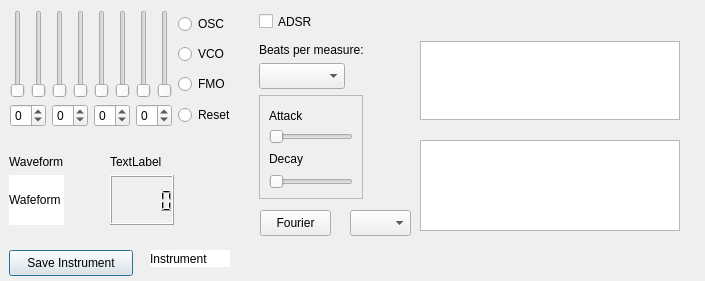
Above: OceanGUI/spectrum_dialog_class.ui from uglasmeyer/ocean before the change. Below: the same form after it.
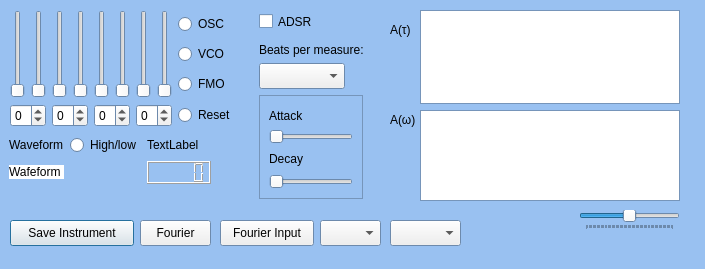
That is the form after the change.

```diff
--- a/OceanGUI/spectrum_dialog_class.ui
+++ b/OceanGUI/spectrum_dialog_class.ui
@@ -7,7 +7,7 @@
     <x>0</x>
     <y>0</y>
     <width>705</width>
-    <height>281</height>
+    <height>269</height>
    </rect>
   </property>
   <property name="sizePolicy">
@@ -16,14 +16,87 @@
     <verstretch>0</verstretch>
    </sizepolicy>
   </property>
+  <property name="palette">
+   <palette>
+    <active>
+     <colorrole role="Light">
+      <brush brushstyle="SolidPattern">
+       <color alpha="255">
+        <red>254</red>
+        <green>254</green>
+        <blue>253</blue>
+       </color>
+      </brush>
+     </colorrole>
+     <colorrole role="Window">
+      <brush brushstyle="SolidPattern">
+       <color alpha="255">
+        <red>153</red>
+        <green>193</green>
+        <blue>241</blue>
+       </color>
+      </brush>
+     </colorrole>
+    </active>
+    <inactive>
+     <colorrole role="Light">
+      <brush brushstyle="SolidPattern">
+       <color alpha="255">
+        <red>254</red>
+        <green>254</green>
+        <blue>253</blue>
+       </color>
+      </brush>
+     </colorrole>
+     <colorrole role="Window">
+      <brush brushstyle="SolidPattern">
+       <color alpha="255">
+        <red>153</red>
+        <green>193</green>
+        <blue>241</blue>
+       </color>
+      </brush>
+     </colorrole>
+    </inactive>
+    <disabled>
+     <colorrole role="Light">
+      <brush brushstyle="SolidPattern">
+       <color alpha="255">
+        <red>254</red>
+        <green>254</green>
+        <blue>253</blue>
+       </color>
+      </brush>
+     </colorrole>
+     <colorrole role="Base">
+      <brush brushstyle="SolidPattern">
+       <color alpha="255">
+        <red>153</red>
+        <green>193</green>
+        <blue>241</blue>
+       </color>
+      </brush>
+     </colorrole>
+     <colorrole role="Window">
+      <brush brushstyle="SolidPattern">
+       <color alpha="255">
+        <red>153</red>
+        <green>193</green>
+        <blue>241</blue>
+       </color>
+      </brush>
+     </colorrole>
+    </disabled>
+   </palette>
+  </property>
   <property name="windowTitle">
    <string>Spectrum</string>
   </property>
   <widget class="QPushButton" name="pB_save_spectrum">
    <property name="geometry">
     <rect>
-     <x>9</x>
-     <y>250</y>
+     <x>10</x>
+     <y>220</y>
      <width>124</width>
      <height>26</height>
     </rect>
@@ -32,30 +105,13 @@
     <string>Save Instrument</string>
    </property>
   </widget>
-  <widget class="QLabel" name="lbl_instrument">
-   <property name="geometry">
-    <rect>
-     <x>150</x>
-     <y>250</y>
-     <width>80</width>
-     <height>17</height>
-    </rect>
-   </property>
-   <property name="styleSheet">
-    <string notr="true">background-color: rgb(255, 255, 255);
-font: 700 11pt &quot;Ubuntu&quot;;</string>
-   </property>
-   <property name="text">
-    <string>Instrument</string>
-   </property>
-  </widget>
   <widget class="QWidget" name="layoutWidget">
    <property name="geometry">
     <rect>
      <x>9</x>
-     <y>150</y>
-     <width>192</width>
-     <height>99</height>
+     <y>130</y>
+     <width>262</width>
+     <height>71</height>
     </rect>
    </property>
    <layout class="QGridLayout" name="gridLayout_2">
@@ -67,6 +123,12 @@
     </property>
     <item row="3" column="0">
      <widget class="QLabel" name="lbl_waveform">
+      <property name="sizePolicy">
+       <sizepolicy hsizetype="Preferred" vsizetype="Fixed">
+        <horstretch>0</horstretch>
+        <verstretch>0</verstretch>
+       </sizepolicy>
+      </property>
       <property name="palette">
        <palette>
         <active>
@@ -518,6 +580,23 @@
       </property>
      </widget>
     </item>
+    <item row="2" column="2">
+     <widget class="QLabel" name="lbl_spectrumDisplay">
+      <property name="text">
+       <string>TextLabel</string>
+      </property>
+     </widget>
+    </item>
+    <item row="2" column="0">
+     <widget class="QLabel" name="lbl_waveform_txt">
+      <property name="styleSheet">
+       <string notr="true">font: 600 11pt &quot;Ubuntu Sans&quot;;</string>
+      </property>
+      <property name="text">
+       <string>Waveform</string>
+      </property>
+     </widget>
+    </item>
     <item row="0" column="1">
      <spacer name="verticalSpacer">
       <property name="orientation">
@@ -534,42 +613,47 @@
       </property>
      </spacer>
     </item>
-    <item row="2" column="0">
-     <widget class="QLabel" name="lbl_waveform_txt">
-      <property name="styleSheet">
-       <string notr="true">font: 600 11pt &quot;Ubuntu Sans&quot;;</string>
-      </property>
-      <property name="text">
-       <string>Waveform</string>
-      </property>
-     </widget>
-    </item>
     <item row="3" column="2">
      <widget class="QLCDNumber" name="lcd_spectrumDisplay">
       <property name="sizePolicy">
-       <sizepolicy hsizetype="Minimum" vsizetype="Maximum">
+       <sizepolicy hsizetype="Minimum" vsizetype="Fixed">
         <horstretch>0</horstretch>
         <verstretch>0</verstretch>
        </sizepolicy>
       </property>
-      <property name="minimumSize">
-       <size>
-        <width>0</width>
-        <height>50</height>
-       </size>
-      </property>
       <property name="sizeIncrement">
        <size>
         <width>0</width>
         <height>0</height>
        </size>
       </property>
+      <property name="font">
+       <font>
+        <bold>true</bold>
+       </font>
+      </property>
+      <property name="styleSheet">
+       <string notr="true">gridline-color: rgb(0, 0, 0);</string>
+      </property>
      </widget>
     </item>
-    <item row="2" column="2">
-     <widget class="QLabel" name="lbl_spectrumDisplay">
+    <item row="4" column="0">
+     <spacer name="verticalSpacer_2">
+      <property name="orientation">
+       <enum>Qt::Orientation::Vertical</enum>
+      </property>
+      <property name="sizeHint" stdset="0">
+       <size>
+        <width>20</width>
+        <height>40</height>
+       </size>
+      </property>
+     </spacer>
+    </item>
+    <item row="2" column="1">
+     <widget class="QRadioButton" name="rb_high_low">
       <property name="text">
-       <string>TextLabel</string>
+       <string>High/low</string>
       </property>
      </widget>
     </item>
@@ -645,7 +729,7 @@
     <item row="0" column="5">
      <layout class="QHBoxLayout" name="horizontalLayout_5">
       <item>
-       <widget class="QSlider" name="fS_7">
+       <widget class="QSlider" name="fS_4">
         <property name="minimum">
          <number>0</number>
         </property>
@@ -658,7 +742,7 @@
        </widget>
       </item>
       <item>
-       <widget class="QSlider" name="vS_8">
+       <widget class="QSlider" name="vS_4">
         <property name="maximum">
          <number>100</number>
         </property>
@@ -679,7 +763,7 @@
     <item row="0" column="1">
      <layout class="QHBoxLayout" name="horizontalLayout_3">
       <item>
-       <widget class="QSlider" name="fS_3">
+       <widget class="QSlider" name="fS_2">
         <property name="minimum">
          <number>0</number>
         </property>
@@ -692,7 +776,7 @@
        </widget>
       </item>
       <item>
-       <widget class="QSlider" name="vS_4">
+       <widget class="QSlider" name="vS_2">
         <property name="maximum">
          <number>100</number>
         </property>
@@ -706,7 +790,7 @@
     <item row="0" column="4">
      <layout class="QHBoxLayout" name="horizontalLayout_4">
       <item>
-       <widget class="QSlider" name="fS_5">
+       <widget class="QSlider" name="fS_3">
         <property name="minimum">
          <number>0</number>
         </property>
@@ -719,7 +803,7 @@
        </widget>
       </item>
       <item>
-       <widget class="QSlider" name="vS_6">
+       <widget class="QSlider" name="vS_3">
         <property name="maximum">
          <number>100</number>
         </property>
@@ -778,7 +862,7 @@
        </widget>
       </item>
       <item>
-       <widget class="QSlider" name="vS_2">
+       <widget class="QSlider" name="vS_1">
         <property name="maximum">
          <number>100</number>
         </property>
@@ -889,7 +973,7 @@
    <property name="geometry">
     <rect>
      <x>420</x>
-     <y>140</y>
+     <y>110</y>
      <width>260</width>
      <height>91</height>
     </rect>
@@ -911,9 +995,9 @@
    <property name="geometry">
     <rect>
      <x>420</x>
-     <y>41</y>
+     <y>10</y>
      <width>260</width>
-     <height>79</height>
+     <height>94</height>
     </rect>
    </property>
    <property name="sizePolicy">
@@ -938,8 +1022,8 @@
   <widget class="QPushButton" name="pB_Fourier">
    <property name="geometry">
     <rect>
-     <x>260</x>
-     <y>210</y>
+     <x>140</x>
+     <y>220</y>
      <width>71</width>
      <height>26</height>
     </rect>
@@ -951,13 +1035,90 @@
   <widget class="QComboBox" name="cB_resolution">
    <property name="geometry">
     <rect>
-     <x>350</x>
-     <y>210</y>
+     <x>320</x>
+     <y>220</y>
      <width>61</width>
      <height>26</height>
     </rect>
    </property>
   </widget>
+  <widget class="QLabel" name="label">
+   <property name="geometry">
+    <rect>
+     <x>390</x>
+     <y>20</y>
+     <width>31</width>
+     <height>20</height>
+    </rect>
+   </property>
+   <property name="text">
+    <string>A(τ)</string>
+   </property>
+  </widget>
+  <widget class="QLabel" name="label_4">
+   <property name="geometry">
+    <rect>
+     <x>390</x>
+     <y>110</y>
+     <width>31</width>
+     <height>20</height>
+    </rect>
+   </property>
+   <property name="text">
+    <string>A(ω)</string>
+   </property>
+  </widget>
+  <widget class="QPushButton" name="pB_fourier_input">
+   <property name="geometry">
+    <rect>
+     <x>220</x>
+     <y>220</y>
+     <width>94</width>
+     <height>26</height>
+    </rect>
+   </property>
+   <property name="text">
+    <string>Fourier Input</string>
+   </property>
+  </widget>
+  <widget class="QSlider" name="sl_shift_frequency">
+   <property name="geometry">
+    <rect>
+     <x>579</x>
+     <y>210</y>
+     <width>101</width>
+     <height>20</height>
+    </rect>
+   </property>
+   <property name="minimum">
+    <number>-128</number>
+   </property>
+   <property name="maximum">
+    <number>128</number>
+   </property>
+   <property name="sliderPosition">
+    <number>0</number>
+   </property>
+   <property name="orientation">
+    <enum>Qt::Orientation::Horizontal</enum>
+   </property>
+   <property name="tickPosition">
+    <enum>QSlider::TickPosition::TicksBelow</enum>
+   </property>
+   <property name="tickInterval">
+    <number>4</number>
+   </property>
+  </widget>
+  <widget class="QComboBox" name="cB_fourierfilter">
+   <property name="geometry">
+    <rect>
+     <x>390</x>
+     <y>220</y>
+     <width>71</width>
+     <height>26</height>
+    </rect>
+   </property>
+  </widget>
  </widget>
  <resources/>
  <connections/>
```
